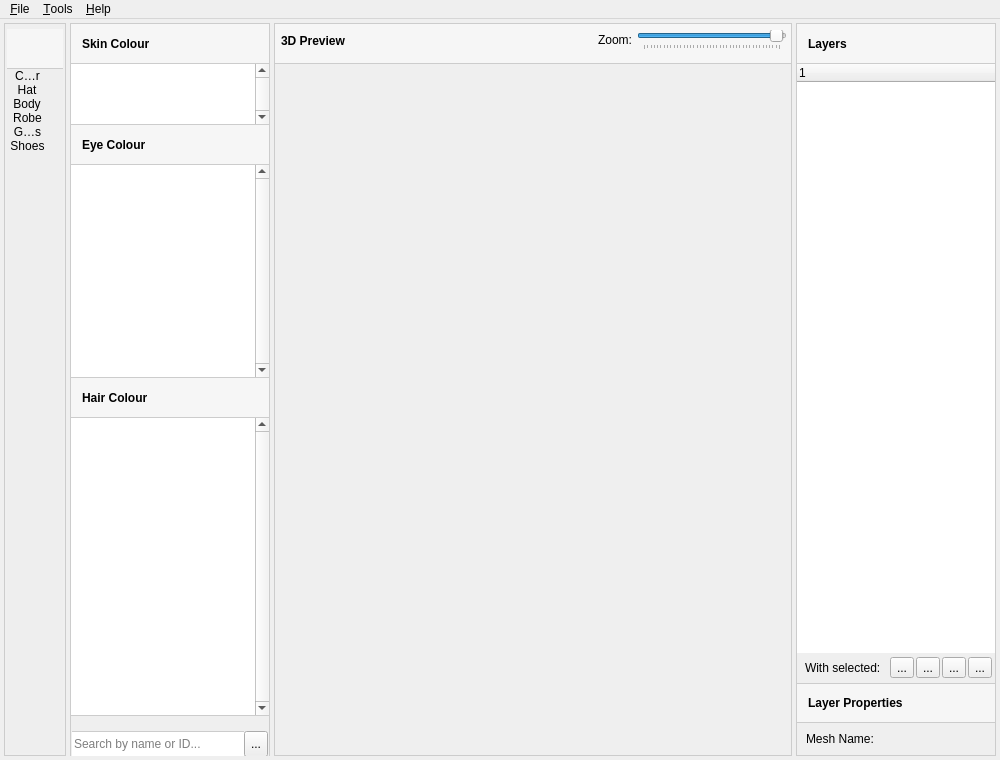
This is mainwindow.ui in HanaeN/MabiMe as Qt 5 draws it before an edit. The edited form follows.
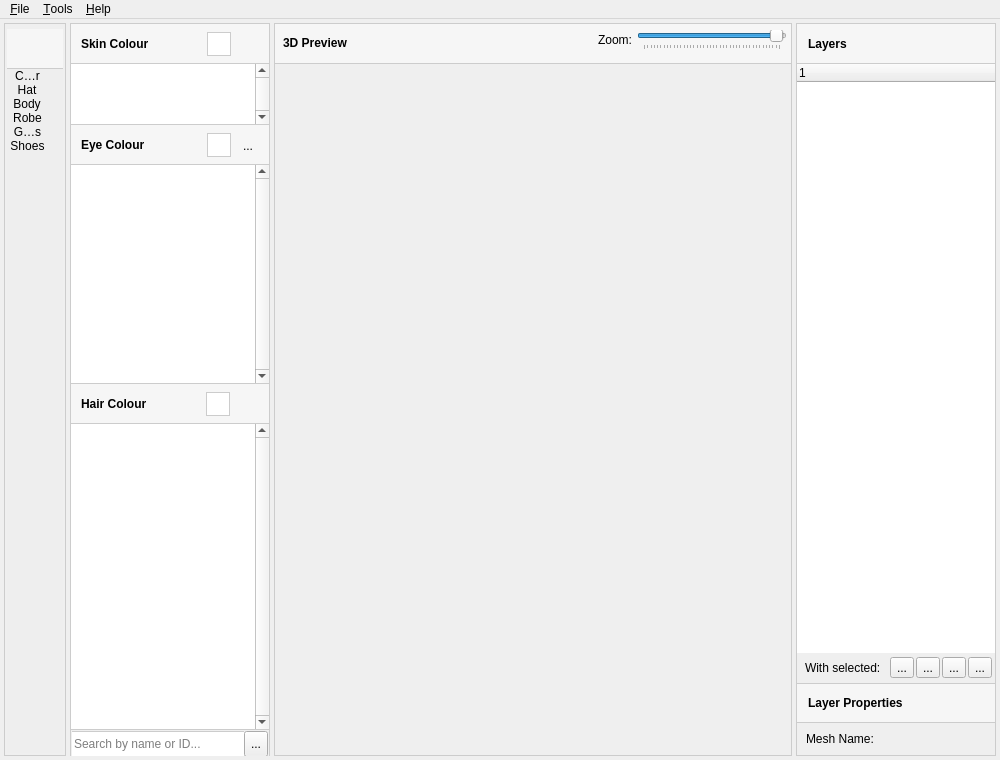
This is the edited form. Icons and pictures are not drawn. Custom widgets are drawn as their Qt base class.

Commit message: Added dye colours per PMG, and UI to edit them.

```diff
--- a/mainwindow.ui
+++ b/mainwindow.ui
@@ -115,7 +115,7 @@
                 <number>0</number>
                </property>
                <item>
-                <widget class="QLabel" name="l_dressing_room">
+                <widget class="QGroupBox" name="groupBox_2">
                  <property name="minimumSize">
                   <size>
                    <width>0</width>
@@ -128,23 +128,110 @@
                    <height>40</height>
                   </size>
                  </property>
-                 <property name="font">
-                  <font>
-                   <weight>75</weight>
-                   <bold>true</bold>
-                  </font>
+                 <property name="baseSize">
+                  <size>
+                   <width>0</width>
+                   <height>40</height>
+                  </size>
                  </property>
                  <property name="styleSheet">
-                  <string notr="true">QLabel {
+                  <string notr="true">QGroupBox {
 	background-color: #F6F6F6;
 	border: 0px solid;
 	border-bottom: 1px solid #CCCCCC;
 	padding: 8px;
 }</string>
                  </property>
-                 <property name="text">
-                  <string>Skin Colour</string>
+                 <property name="title">
+                  <string/>
                  </property>
+                 <layout class="QHBoxLayout" name="horizontalLayout_4">
+                  <property name="spacing">
+                   <number>4</number>
+                  </property>
+                  <property name="leftMargin">
+                   <number>2</number>
+                  </property>
+                  <property name="topMargin">
+                   <number>0</number>
+                  </property>
+                  <property name="rightMargin">
+                   <number>0</number>
+                  </property>
+                  <property name="bottomMargin">
+                   <number>0</number>
+                  </property>
+                  <item>
+                   <widget class="QLabel" name="l_dressing_room">
+                    <property name="font">
+                     <font>
+                      <weight>75</weight>
+                      <bold>true</bold>
+                     </font>
+                    </property>
+                    <property name="text">
+                     <string>Skin Colour</string>
+                    </property>
+                   </widget>
+                  </item>
+                  <item>
+                   <widget class="QLabel" name="c_skin_colour">
+                    <property name="minimumSize">
+                     <size>
+                      <width>24</width>
+                      <height>24</height>
+                     </size>
+                    </property>
+                    <property name="maximumSize">
+                     <size>
+                      <width>24</width>
+                      <height>24</height>
+                     </size>
+                    </property>
+                    <property name="styleSheet">
+                     <string notr="true">QLabel {
+	border: 1px solid #CCCCCC;
+	background-color: #FFFFFF;
+}</string>
+                    </property>
+                    <property name="text">
+                     <string/>
+                    </property>
+                   </widget>
+                  </item>
+                  <item>
+                   <widget class="QToolButton" name="b_set_skin_colour">
+                    <property name="minimumSize">
+                     <size>
+                      <width>26</width>
+                      <height>26</height>
+                     </size>
+                    </property>
+                    <property name="maximumSize">
+                     <size>
+                      <width>26</width>
+                      <height>26</height>
+                     </size>
+                    </property>
+                    <property name="text">
+                     <string/>
+                    </property>
+                    <property name="icon">
+                     <iconset resource="images.qrc">
+                      <normaloff>:/images/Images/new-layer.png</normaloff>:/images/Images/new-layer.png</iconset>
+                    </property>
+                    <property name="popupMode">
+                     <enum>QToolButton::DelayedPopup</enum>
+                    </property>
+                    <property name="toolButtonStyle">
+                     <enum>Qt::ToolButtonFollowStyle</enum>
+                    </property>
+                    <property name="autoRaise">
+                     <bool>true</bool>
+                    </property>
+                   </widget>
+                  </item>
+                 </layout>
                 </widget>
                </item>
                <item>
@@ -205,7 +292,7 @@
                 </widget>
                </item>
                <item>
-                <widget class="QLabel" name="label_5">
+                <widget class="QGroupBox" name="groupBox">
                  <property name="minimumSize">
                   <size>
                    <width>0</width>
@@ -218,23 +305,104 @@
                    <height>40</height>
                   </size>
                  </property>
-                 <property name="font">
-                  <font>
-                   <weight>75</weight>
-                   <bold>true</bold>
-                  </font>
-                 </property>
                  <property name="styleSheet">
-                  <string notr="true">QLabel {
+                  <string notr="true">QGroupBox {
 	background-color: #F6F6F6;
 	border: 0px solid;
 	border-bottom: 1px solid #CCCCCC;
 	padding: 8px;
 }</string>
                  </property>
-                 <property name="text">
-                  <string>Eye Colour</string>
+                 <property name="title">
+                  <string/>
                  </property>
+                 <layout class="QHBoxLayout" name="horizontalLayout_3">
+                  <property name="spacing">
+                   <number>4</number>
+                  </property>
+                  <property name="leftMargin">
+                   <number>2</number>
+                  </property>
+                  <property name="topMargin">
+                   <number>0</number>
+                  </property>
+                  <property name="rightMargin">
+                   <number>0</number>
+                  </property>
+                  <property name="bottomMargin">
+                   <number>0</number>
+                  </property>
+                  <item>
+                   <widget class="QLabel" name="label_5">
+                    <property name="font">
+                     <font>
+                      <weight>75</weight>
+                      <bold>true</bold>
+                     </font>
+                    </property>
+                    <property name="styleSheet">
+                     <string notr="true"/>
+                    </property>
+                    <property name="text">
+                     <string>Eye Colour</string>
+                    </property>
+                   </widget>
+                  </item>
+                  <item>
+                   <widget class="QLabel" name="c_eye_colour">
+                    <property name="minimumSize">
+                     <size>
+                      <width>24</width>
+                      <height>24</height>
+                     </size>
+                    </property>
+                    <property name="maximumSize">
+                     <size>
+                      <width>24</width>
+                      <height>24</height>
+                     </size>
+                    </property>
+                    <property name="toolTip">
+                     <string>Current colour. Click to select a custom colour</string>
+                    </property>
+                    <property name="styleSheet">
+                     <string notr="true">QLabel {
+	border: 1px solid #CCCCCC;
+	background-color: #FFFFFF;
+}</string>
+                    </property>
+                    <property name="text">
+                     <string/>
+                    </property>
+                   </widget>
+                  </item>
+                  <item>
+                   <widget class="QToolButton" name="b_set_eye_colour">
+                    <property name="minimumSize">
+                     <size>
+                      <width>26</width>
+                      <height>26</height>
+                     </size>
+                    </property>
+                    <property name="maximumSize">
+                     <size>
+                      <width>26</width>
+                      <height>26</height>
+                     </size>
+                    </property>
+                    <property name="text">
+                     <string>...</string>
+                    </property>
+                    <property name="icon">
+                     <iconset resource="images.qrc">
+                      <normaloff>:/images/Images/new-layer.png</normaloff>:/images/Images/new-layer.png</iconset>
+                    </property>
+                    <property name="autoRaise">
+                     <bool>true</bool>
+                    </property>
+                   </widget>
+                  </item>
+                 </layout>
                 </widget>
                </item>
                <item>
@@ -295,7 +463,7 @@
                 </widget>
                </item>
                <item>
-                <widget class="QLabel" name="label_7">
+                <widget class="QGroupBox" name="groupBox_3">
                  <property name="minimumSize">
                   <size>
                    <width>0</width>
@@ -308,23 +476,101 @@
                    <height>40</height>
                   </size>
                  </property>
-                 <property name="font">
-                  <font>
-                   <weight>75</weight>
-                   <bold>true</bold>
-                  </font>
-                 </property>
                  <property name="styleSheet">
-                  <string notr="true">QLabel {
+                  <string notr="true">QGroupBox {
 	background-color: #F6F6F6;
 	border: 0px solid;
 	border-bottom: 1px solid #CCCCCC;
 	padding: 8px;
 }</string>
                  </property>
-                 <property name="text">
-                  <string>Hair Colour</string>
+                 <property name="title">
+                  <string/>
                  </property>
+                 <layout class="QHBoxLayout" name="horizontalLayout_5">
+                  <property name="spacing">
+                   <number>5</number>
+                  </property>
+                  <property name="leftMargin">
+                   <number>2</number>
+                  </property>
+                  <property name="topMargin">
+                   <number>0</number>
+                  </property>
+                  <property name="rightMargin">
+                   <number>0</number>
+                  </property>
+                  <property name="bottomMargin">
+                   <number>0</number>
+                  </property>
+                  <item>
+                   <widget class="QLabel" name="label_7">
+                    <property name="font">
+                     <font>
+                      <weight>75</weight>
+                      <bold>true</bold>
+                     </font>
+                    </property>
+                    <property name="styleSheet">
+                     <string notr="true"/>
+                    </property>
+                    <property name="text">
+                     <string>Hair Colour</string>
+                    </property>
+                   </widget>
+                  </item>
+                  <item>
+                   <widget class="QLabel" name="c_hair_colour">
+                    <property name="minimumSize">
+                     <size>
+                      <width>24</width>
+                      <height>24</height>
+                     </size>
+                    </property>
+                    <property name="maximumSize">
+                     <size>
+                      <width>24</width>
+                      <height>24</height>
+                     </size>
+                    </property>
+                    <property name="styleSheet">
+                     <string notr="true">QLabel {
+	border: 1px solid #CCCCCC;
+	background-color: #FFFFFF;
+}</string>
+                    </property>
+                    <property name="text">
+                     <string/>
+                    </property>
+                   </widget>
+                  </item>
+                  <item>
+                   <widget class="QToolButton" name="b_set_hair_colour">
+                    <property name="minimumSize">
+                     <size>
+                      <width>26</width>
+                      <height>27</height>
+                     </size>
+                    </property>
+                    <property name="maximumSize">
+                     <size>
+                      <width>26</width>
+                      <height>26</height>
+                     </size>
+                    </property>
+                    <property name="text">
+                     <string/>
+                    </property>
+                    <property name="icon">
+                     <iconset resource="images.qrc">
+                      <normaloff>:/images/Images/new-layer.png</normaloff>:/images/Images/new-layer.png</iconset>
+                    </property>
+                    <property name="autoRaise">
+                     <bool>true</bool>
+                    </property>
+                   </widget>
+                  </item>
+                 </layout>
                 </widget>
                </item>
                <item>
@@ -381,13 +627,6 @@
                  </property>
                 </widget>
                </item>
-               <item>
-                <widget class="QLabel" name="label_4">
-                 <property name="text">
-                  <string/>
-                 </property>
-                </widget>
-               </item>
               </layout>
              </widget>
              <widget class="QWidget" name="page_2"/>
@@ -571,7 +810,7 @@
                 <property name="minimumSize">
                  <size>
                   <width>0</width>
-                  <height>31</height>
+                  <height>36</height>
                  </size>
                 </property>
                 <property name="font">
@@ -582,7 +821,7 @@
                 </property>
                 <property name="styleSheet">
                  <string notr="true">QLabel {
-	padding-left: 2px;
+	padding-left: 4px;
 }</string>
                 </property>
                 <property name="text">
```
The commit also changes 6 other files.
